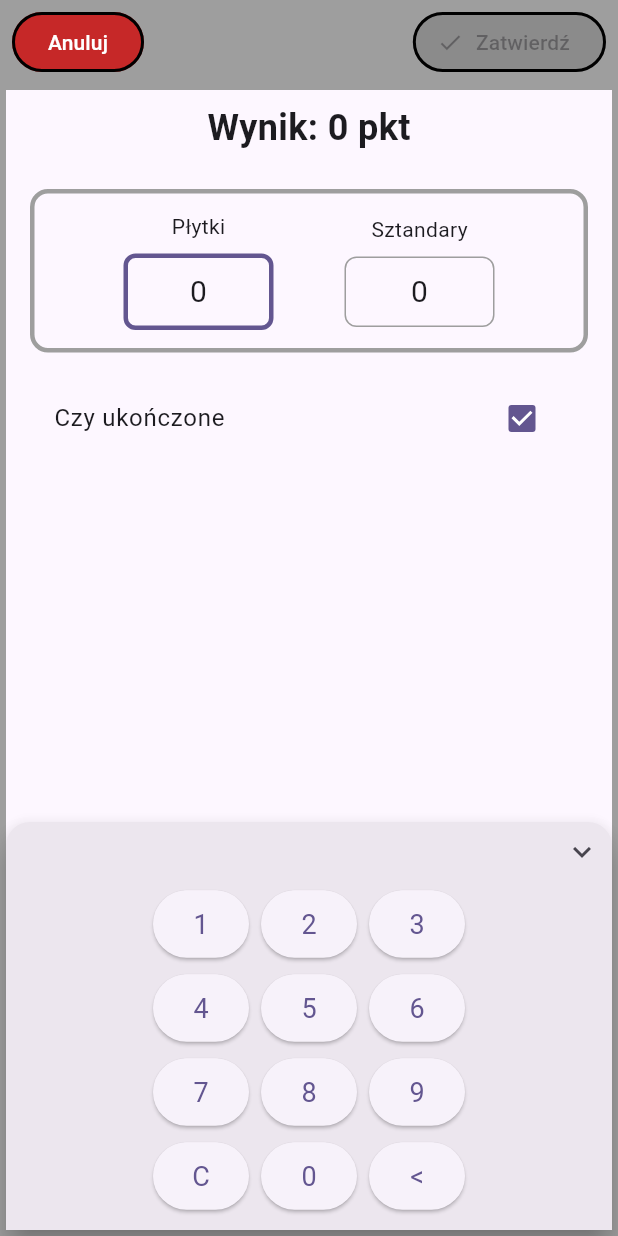
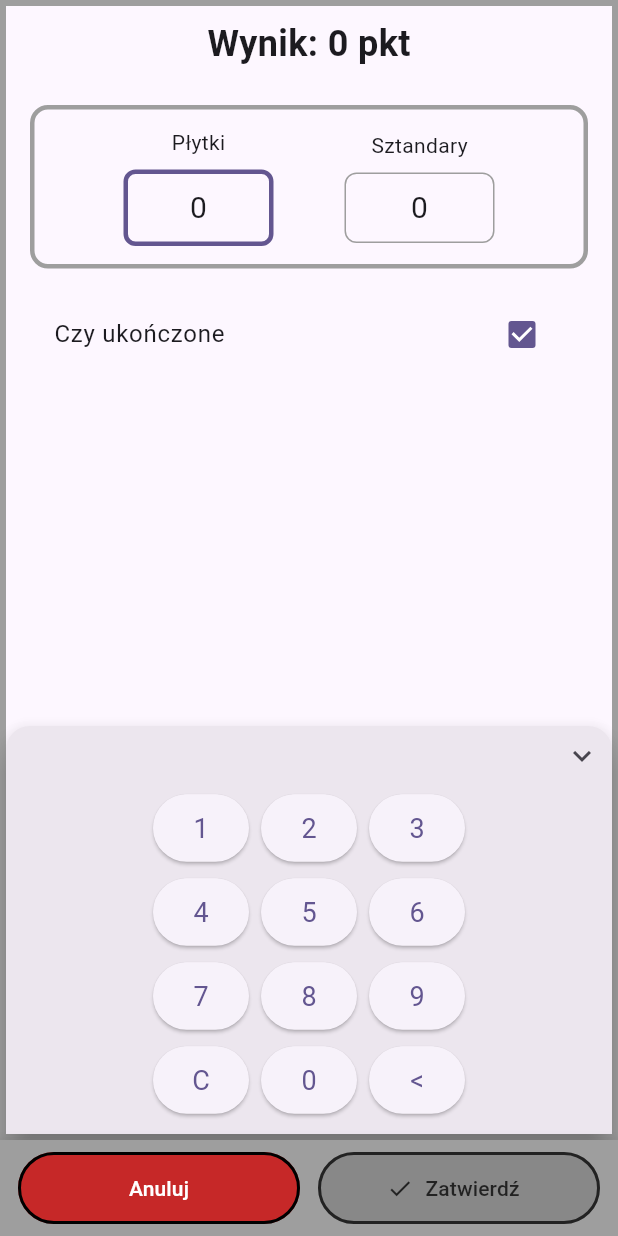
Before and after one commit to WGFizban/CC_NEW, a Flutter app: the AddPointsScreen screen opened directly with empty values, on a phone screen of 412 x 824 dp. Run offline on Flutter 3.47's test engine with Material 3 defaults, Android fonts, the phone set to English and light mode, and no system bars; our stand-ins replace flutter_colorpicker, flutter_svg, package_info_plus, shared_preferences, wakelock_plus; accounts and stored records are empty; generated files the repository leaves out were written again.

```diff
--- a/lib/screens/add_points_screen.dart
+++ b/lib/screens/add_points_screen.dart
@@ -344,7 +344,7 @@ class _AddPointsScreenState extends State<AddPointsScreen> {
         _goldToAdd.isNotEmpty;
 
     return Scaffold(
-      appBar: scoringAppBar(
+      bottomNavigationBar: scoringBottomBar(
         context,
         onConfirm: canConfirm ? _confirm : null,
         backgroundColor: neutral ? null : color,
--- a/lib/screens/bazaar_screen.dart
+++ b/lib/screens/bazaar_screen.dart
@@ -85,7 +85,7 @@ class _BazaarScreenState extends State<BazaarScreen> {
   Widget build(BuildContext context) {
     final l = context.l10n;
     return Scaffold(
-      appBar: scoringAppBar(
+      bottomNavigationBar: scoringBottomBar(
         context,
         onConfirm: _canConfirm ? _confirm : null,
       ),
--- a/lib/screens/circus_screen.dart
+++ b/lib/screens/circus_screen.dart
@@ -73,7 +73,7 @@ class _CircusScreenState extends State<CircusScreen> {
     final allUsed = CircusAnimal.values.every((a) => _remaining(a) <= 0);
 
     return Scaffold(
-      appBar: scoringAppBar(
+      bottomNavigationBar: scoringBottomBar(
         context,
         onConfirm: animal == null ? null : _confirm,
       ),
--- a/lib/screens/flock_screen.dart
+++ b/lib/screens/flock_screen.dart
@@ -59,7 +59,7 @@ class _FlockScreenState extends State<FlockScreen> {
     final l = context.l10n;
 
     return Scaffold(
-      appBar: scoringAppBar(
+      bottomNavigationBar: scoringBottomBar(
         context,
         onConfirm: sheep > 0 && _shepherds.isNotEmpty ? _confirm : null,
         backgroundColor: widget.player.color,
--- a/lib/screens/monastery_screen.dart
+++ b/lib/screens/monastery_screen.dart
@@ -43,7 +43,7 @@ class _MonasteryScreenState extends State<MonasteryScreen> {
     final color = widget.player.color;
 
     return Scaffold(
-      appBar: scoringAppBar(
+      bottomNavigationBar: scoringBottomBar(
         context,
         onConfirm: _points > 0 ? _confirm : null,
         backgroundColor: color,
--- a/lib/screens/pyramid_screen.dart
+++ b/lib/screens/pyramid_screen.dart
@@ -97,7 +97,7 @@ class _PyramidScreenState extends State<PyramidScreen> {
   Widget build(BuildContext context) {
     final l = context.l10n;
     return Scaffold(
-      appBar: scoringAppBar(
+      bottomNavigationBar: scoringBottomBar(
         context,
         onConfirm: _canConfirm ? _confirm : null,
       ),
--- a/lib/screens/tower_screen.dart
+++ b/lib/screens/tower_screen.dart
@@ -55,7 +55,7 @@ class _TowerScreenState extends State<TowerScreen> {
     final holderName = _holder?.name ?? l.towerHolderDefault;
 
     return Scaffold(
-      appBar: scoringAppBar(
+      bottomNavigationBar: scoringBottomBar(
         context,
         onConfirm: _canConfirm ? _confirm : null,
       ),
--- a/lib/widgets/scoring_app_bar.dart
+++ b/lib/widgets/scoring_app_bar.dart
@@ -6,50 +6,66 @@ import '../theme/app_colors.dart';
 /// Czerwień przycisków „Anuluj".
 const Color kCancelColor = Color(0xFFC62828);
 
-/// Pasek ekranu punktowania: po lewej przycisk „Anuluj", po prawej
-/// „Zatwierdź" (wyszarzony, gdy [onConfirm] jest `null`), bez tytułu.
-AppBar scoringAppBar(
+/// Zieleń przycisku „Zatwierdź".
+const Color kConfirmColor = Color(0xFF2E9E44);
+
+/// Dolny pasek ekranu punktowania: po lewej „Anuluj", po prawej „Zatwierdź"
+/// (przygaszony, gdy [onConfirm] jest `null`), bez tytułu.
+///
+/// Ustawiany jako `Scaffold.bottomNavigationBar`, więc leży pod treścią,
+/// a klawiatura numeryczna w treści ekranu wysuwa się nad nim i go nie
+/// zasłania. Przyciski są w zasięgu kciuka na telefonie.
+Widget scoringBottomBar(
   BuildContext context, {
   required VoidCallback? onConfirm,
   Color? backgroundColor,
   Color? foregroundColor,
 }) {
   final l = context.l10n;
-  // Obwódka w kolorze kontrastowym do tła paska, żeby czerwony i zielony
-  // przycisk nie znikały na tle w podobnym kolorze (np. zielony gracz).
-  final barColor = backgroundColor ?? Theme.of(context).colorScheme.surface;
-  final edge = BorderSide(color: foregroundOn(barColor), width: 2);
-  return AppBar(
-    automaticallyImplyLeading: false,
-    backgroundColor: backgroundColor,
-    foregroundColor: foregroundColor,
-    leadingWidth: 130,
-    leading: Align(
-      alignment: Alignment.centerLeft,
+  final barColor =
+      backgroundColor ?? Theme.of(context).colorScheme.surfaceContainer;
+  // Kolor czytelny na tle paska; z niego wynikają też obwódka i stan
+  // nieaktywny, żeby przyciski nie znikały na żadnym kolorze gracza
+  // ani w żadnym motywie.
+  final onBar = foregroundColor ?? foregroundOn(barColor);
+  final edge = BorderSide(color: onBar, width: 2);
+  const buttonSize = Size.fromHeight(48);
+
+  return Material(
+    color: barColor,
+    elevation: 8,
+    child: SafeArea(
+      top: false,
       child: Padding(
-        padding: const EdgeInsets.only(left: 8),
+        padding: const EdgeInsets.fromLTRB(12, 8, 12, 8),
+        child: Row(
+          children: [
+            Expanded(
               child: FilledButton(
                 onPressed: () => Navigator.pop(context),
                 style: FilledButton.styleFrom(
                   backgroundColor: kCancelColor,
                   foregroundColor: Colors.white,
                   side: edge,
+                  minimumSize: buttonSize,
                   shape: const StadiumBorder(),
                 ),
                 child: Text(l.cancel),
               ),
             ),
-    ),
-    actions: [
-      Padding(
-        padding: const EdgeInsets.only(right: 8),
+            const SizedBox(width: 12),
+            Expanded(
               child: FilledButton.icon(
                 onPressed: onConfirm,
                 style: FilledButton.styleFrom(
-            backgroundColor: const Color(0xFF2E9E44),
+                  backgroundColor: kConfirmColor,
                   foregroundColor: Colors.white,
-            disabledBackgroundColor: Colors.black12,
-            side: edge,
+                  disabledBackgroundColor: onBar.withValues(alpha: 0.14),
+                  disabledForegroundColor: onBar.withValues(alpha: 0.75),
+                  side: onConfirm == null
+                      ? edge.copyWith(color: onBar.withValues(alpha: 0.75))
+                      : edge,
+                  minimumSize: buttonSize,
                   shape: const StadiumBorder(),
                 ),
                 icon: const Icon(Icons.check),
@@ -57,5 +73,8 @@ AppBar scoringAppBar(
               ),
             ),
           ],
+        ),
+      ),
+    ),
   );
 }
```
Lines whose indentation alone changed are shown as unchanged.
